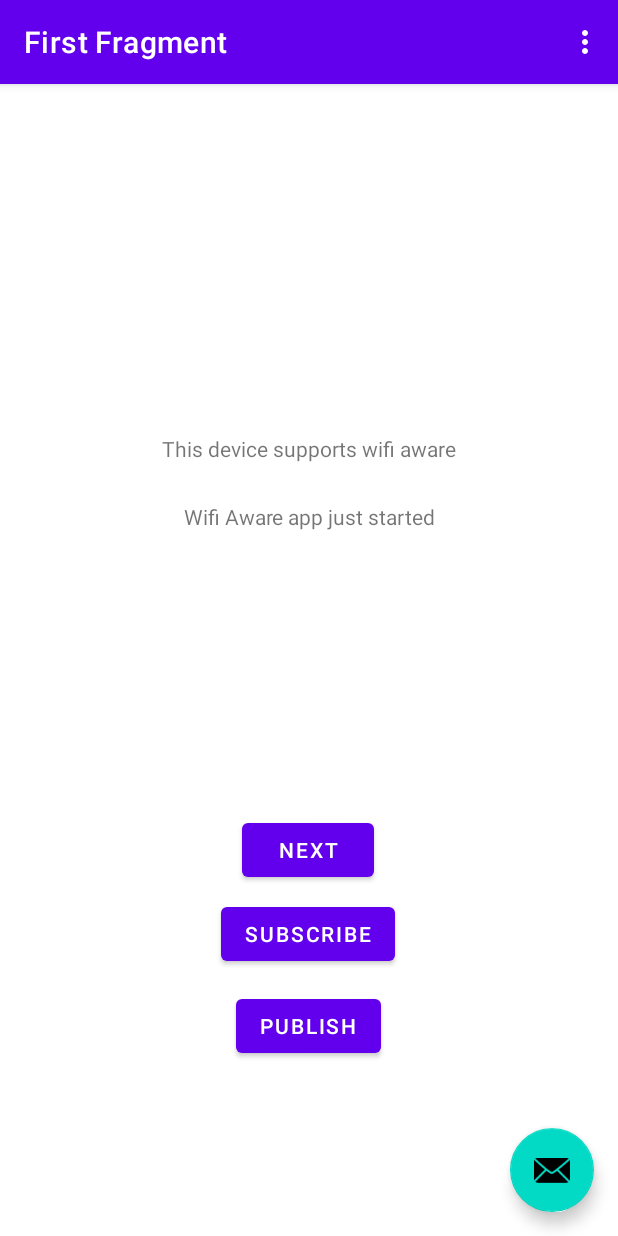
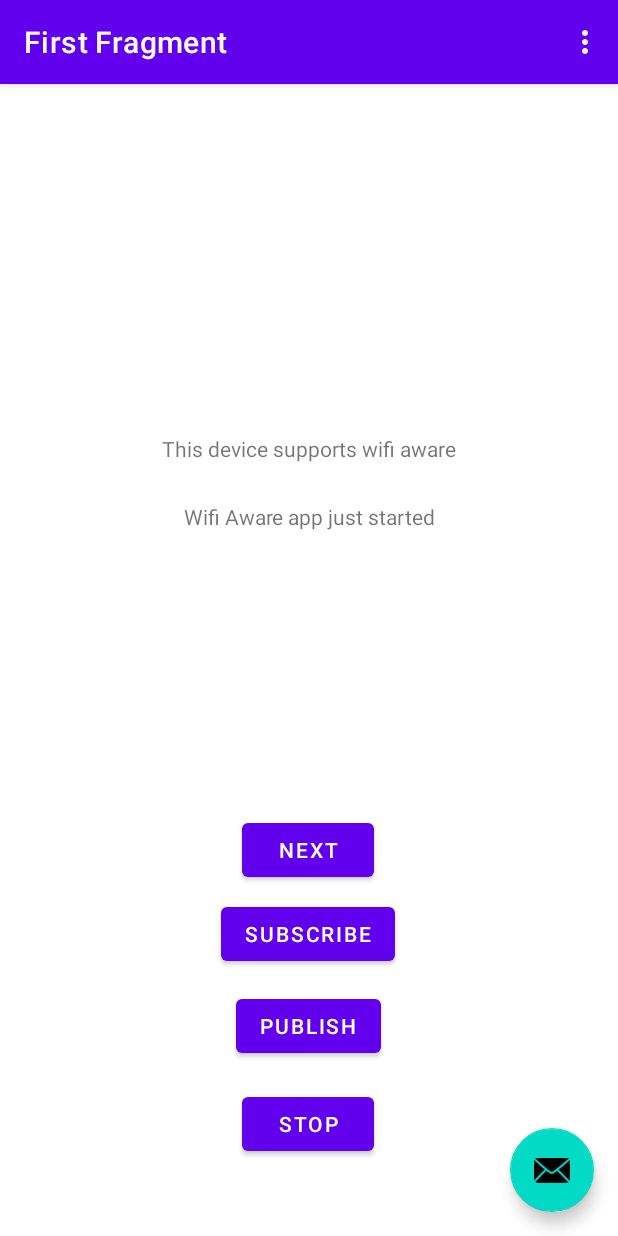
Before and after one commit to Agriad/OpenNan-Test, an Android app: the screen it shows after launch (MainActivity), after a tap on "SUBSCRIBE", on a phone screen of 412 x 824 dp. Run offline under Robolectric (Android 15) with nearby library versions, the phone set to English and light mode, and no system bars; our stand-ins replace navigation-ui.

Commit message:
add stop button and on attach toast

```diff
--- a/app/src/main/java/com/example/opennan_test/MainActivity.kt
+++ b/app/src/main/java/com/example/opennan_test/MainActivity.kt
@@ -7,6 +7,7 @@ import android.content.IntentFilter
 import android.content.pm.PackageManager
 import android.net.wifi.aware.AttachCallback
 import android.net.wifi.aware.WifiAwareManager
+import android.net.wifi.aware.WifiAwareSession
 import android.os.Bundle
 import android.os.Handler
 import android.view.Menu
@@ -60,7 +61,7 @@ class MainActivity : AppCompatActivity() {
         buttonPublish.setOnClickListener {
             if (wifiAwareSession != 1) {
                 wifiAwareSession = 1
-                val attachCallback = getWifiAwareSession(wifiAwareManager)
+                getWifiAwareSession(wifiAwareManager, this)
                 Toast.makeText(this, "Publishing", Toast.LENGTH_SHORT).show()
             } else {
                 Toast.makeText(this, "Already in a session", Toast.LENGTH_SHORT).show()
@@ -72,9 +73,20 @@ class MainActivity : AppCompatActivity() {
         buttonSubscribe.setOnClickListener {
             if (wifiAwareSession != 1) {
                 wifiAwareSession = 1
-                val attachCallback = getWifiAwareSession(wifiAwareManager)
+                getWifiAwareSession(wifiAwareManager, this)
             } else {
                 Toast.makeText(this, "Already in a session", Toast.LENGTH_SHORT).show()
+            }
+        }
+
+        val buttonStop = findViewById<Button>(R.id.stop)
+
+        buttonStop.setOnClickListener {
+            if (wifiAwareSession == 1) {
+                Toast.makeText(this, "Stopping session", Toast.LENGTH_SHORT).show()
+                wifiAwareSession = 0
+            } else {
+                Toast.makeText(this, "Not in session", Toast.LENGTH_SHORT).show()
             }
         }
     }
@@ -161,12 +173,31 @@ class MainActivity : AppCompatActivity() {
         return wifiAwareManager
     }
 
-    private fun getWifiAwareSession(wifiAwareManager: WifiAwareManager): AttachCallback {
-        val attachCallback = AttachCallback()
+    private fun getWifiAwareSession(wifiAwareManager: WifiAwareManager, context: Context) {
+//        val attachCallback = AttachCallback()
+
+        val attachCallback = object : AttachCallback() {
+            override fun onAttached(session: WifiAwareSession?) {
+                Toast.makeText(
+                    context,
+                    "Wifi Aware session attach success",
+                    Toast.LENGTH_SHORT
+                )
+                    .show()
+            }
+
+            override fun onAttachFailed() {
+                Toast.makeText(
+                    context,
+                    "Wifi Aware session failed to attach",
+                    Toast.LENGTH_SHORT
+                )
+                    .show()
+            }
+        }
+
         val handler = Handler()
 
         wifiAwareManager.attach(attachCallback, handler)
-
-        return attachCallback
     }
 }
--- a/app/src/main/res/layout/fragment_first.xml
+++ b/app/src/main/res/layout/fragment_first.xml
@@ -61,4 +61,16 @@
         app:layout_constraintStart_toStartOf="parent"
         app:layout_constraintTop_toBottomOf="@+id/subscribe"
         app:layout_constraintVertical_bias="0.106" />
+
+    <Button
+        android:id="@+id/stop"
+        android:layout_width="wrap_content"
+        android:layout_height="wrap_content"
+        android:text="Stop"
+        app:layout_constraintBottom_toBottomOf="parent"
+        app:layout_constraintEnd_toEndOf="parent"
+        app:layout_constraintHorizontal_bias="0.498"
+        app:layout_constraintStart_toStartOf="parent"
+        app:layout_constraintTop_toBottomOf="@+id/publish"
+        app:layout_constraintVertical_bias="0.25" />
 </androidx.constraintlayout.widget.ConstraintLayout>
```
